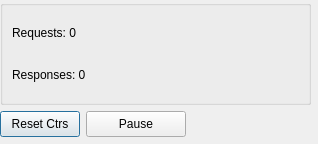
Old version of the form src/controls/statisticwidget.ui in the repository sanny32/OpenModSim.
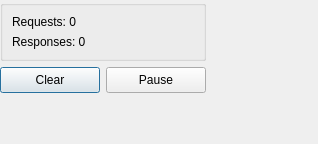
New version of the form.

Commit message: refactor: Update UI components and translations for consistency, including button text and layout adjustments (#88)

The edit to the form file:
```diff
--- a/src/controls/statisticwidget.ui
+++ b/src/controls/statisticwidget.ui
@@ -61,12 +61,12 @@
        </property>
        <property name="minimumSize">
         <size>
-         <width>0</width>
+         <width>100</width>
          <height>26</height>
         </size>
        </property>
        <property name="text">
-        <string>Reset Ctrs</string>
+        <string>Clear</string>
        </property>
        <property name="default">
         <bool>true</bool>
@@ -76,7 +76,13 @@
      <item row="0" column="3">
       <spacer name="horizontalSpacer">
        <property name="orientation">
-        <enum>Qt::Horizontal</enum>
+        <enum>Qt::Orientation::Horizontal</enum>
+       </property>
+       <property name="sizeHint" stdset="0">
+        <size>
+         <width>0</width>
+         <height>0</height>
+        </size>
        </property>
       </spacer>
      </item>
@@ -104,7 +110,13 @@
    <item>
     <spacer name="verticalSpacer">
      <property name="orientation">
-      <enum>Qt::Vertical</enum>
+      <enum>Qt::Orientation::Vertical</enum>
+     </property>
+     <property name="sizeHint" stdset="0">
+      <size>
+       <width>0</width>
+       <height>0</height>
+      </size>
      </property>
     </spacer>
    </item>
```
The commit also changes 4 other files.
